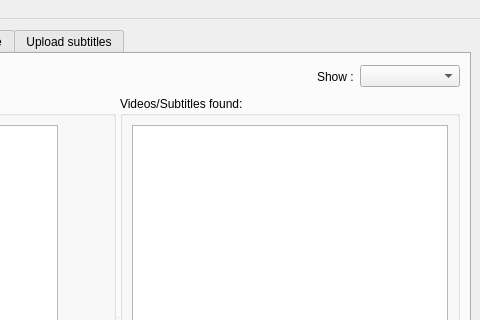
Old version of the form gui/main.ui in the repository subdownloader/subdownloader; both pictures show x 300 to 780 and y 0 to 320 of the 780 by 593 pixel window.
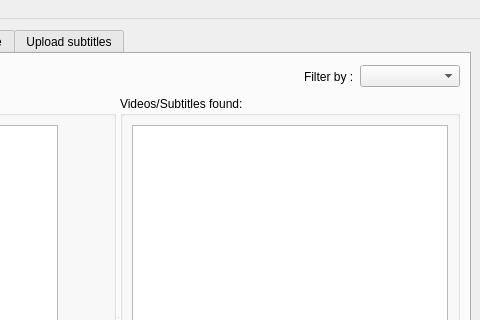
New version of the form. Icons and pictures are not drawn. Custom widgets are drawn as their Qt base class.

Commit message: The IMDB button will change into Sub info in case of a subtitle

```diff
--- a/gui/main.ui
+++ b/gui/main.ui
@@ -148,7 +148,7 @@
             <item>
              <widget class="QLabel" name="label_9" >
               <property name="text" >
-               <string>Show :</string>
+               <string>Filter by :</string>
               </property>
              </widget>
             </item>
```
Left out of the diff: 2 changed lines with no effect on the pictures. The commit also changes 3 other files.
